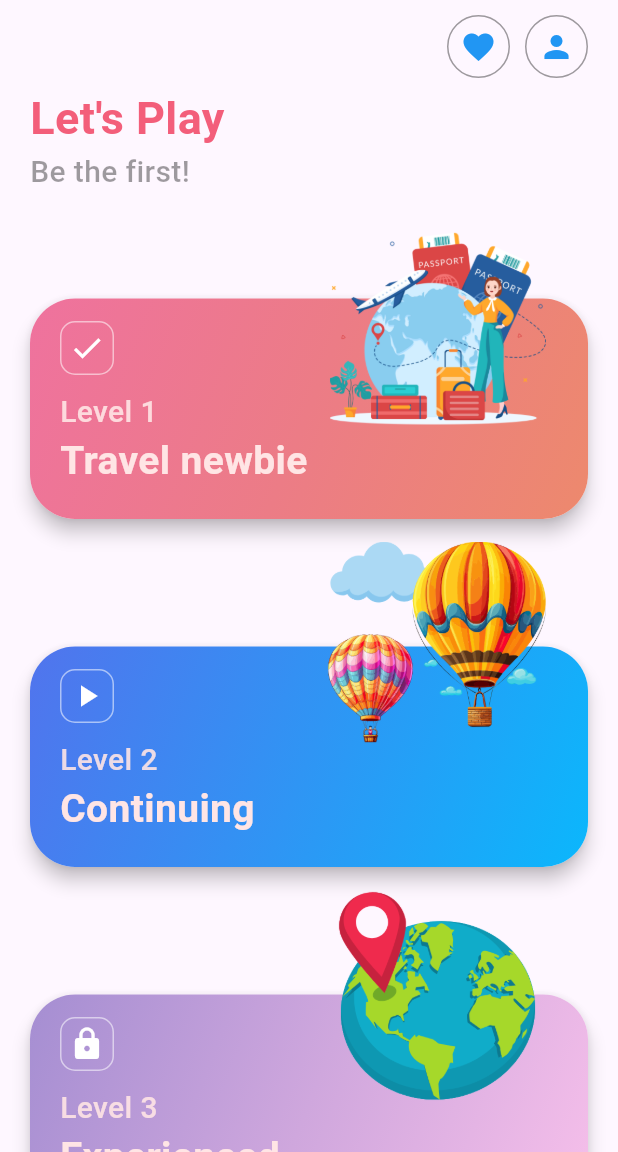
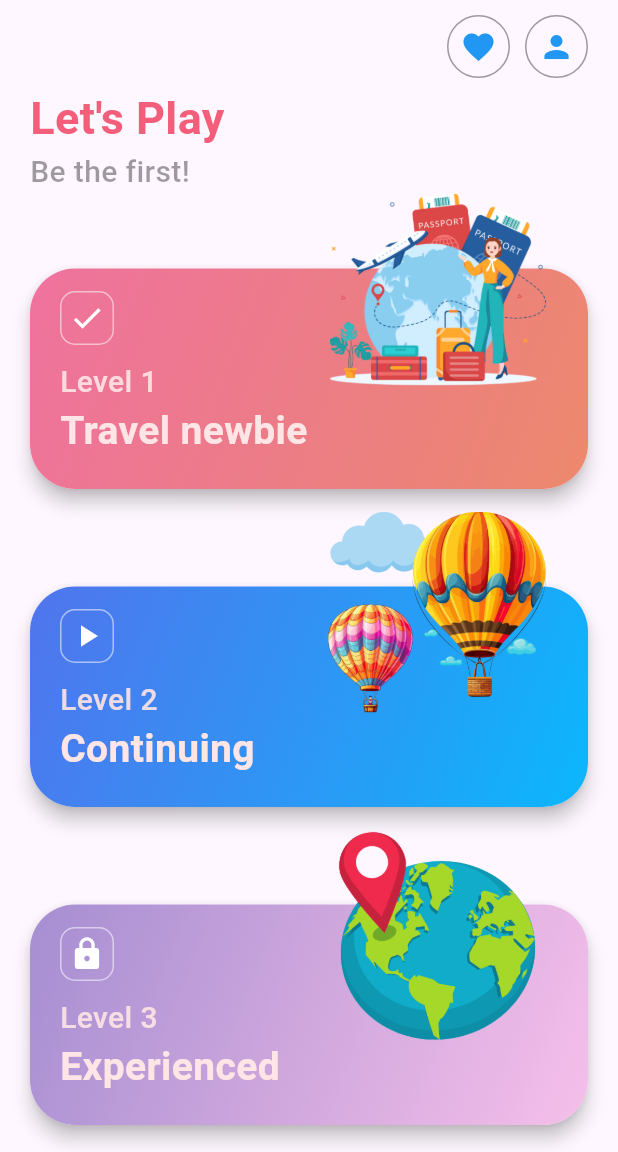
Before and after one commit to SaboorShaikh/Flash-Card-Quiz, a Flutter app: the screen it shows after launch, on a phone screen of 412 x 824 dp, the part 84-1236 px from its top. Run offline on Flutter 3.47's test engine with Material 3 defaults, Android fonts, the phone set to English and light mode, and no system bars; our stand-ins replace sqflite; accounts and stored records are empty.

Commit message:
Complete Functionality

```diff
--- a/lib/components/level_card.dart
+++ b/lib/components/level_card.dart
@@ -29,7 +29,7 @@ class level_card extends StatelessWidget {
     return Stack(
       children: [
         Container(
-          margin: const EdgeInsets.only(top: 70.0),
+          margin: const EdgeInsets.only(top: 50.0),
           child: Material(
             elevation: 5.0,
             borderRadius: BorderRadius.circular(30),
--- a/lib/screens/home.dart
+++ b/lib/screens/home.dart
@@ -63,7 +63,7 @@ class _HomeState extends State<Home> {
                     child: const level_card(
                       levelText: "Level 1",
                       titleText: "Travel newbie",
-                      image: "images/travel_bag.png",
+                      image: "images/travel_bag1.png",
                       icon: Icons.done,
                       color1: Color(0xFFEF729E),
                       color2: Color(0xFFEC7C86),
```
Also changed, not shown: images/travel_bag1.png (added).
